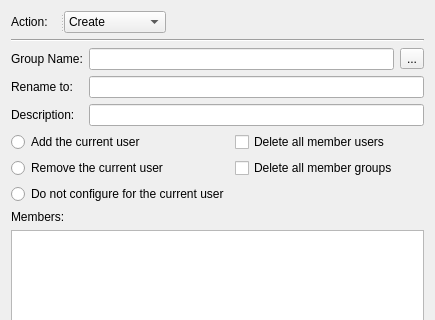
The window that src/apps/mvvm-folders/local_user_and_group/localgroup.ui (august-alt/policy-preferences-editor-prototype) describes before a commit, drawn with Qt 5; both pictures show x 0 to 435 and y 0 to 320 of the 435 by 504 pixel window.
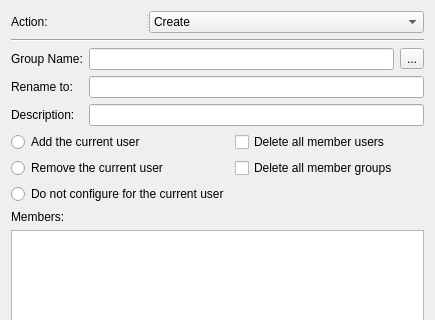
The same window after the commit.

Commit message: chore: refactor local user and groups widgets

The edit to the form file:
```diff
--- a/src/apps/mvvm-folders/local_user_and_group/localgroup.ui
+++ b/src/apps/mvvm-folders/local_user_and_group/localgroup.ui
@@ -14,46 +14,6 @@
    <string>Form</string>
   </property>
   <layout class="QGridLayout" name="gridLayout">
-   <item row="0" column="0">
-    <widget class="QSplitter" name="splitter_2">
-     <property name="orientation">
-      <enum>Qt::Horizontal</enum>
-     </property>
-     <widget class="QLabel" name="actionLabel">
-      <property name="text">
-       <string>Action:</string>
-      </property>
-      <property name="buddy">
-       <cstring>actionComboBox</cstring>
-      </property>
-     </widget>
-     <widget class="QComboBox" name="actionComboBox">
-      <property name="currentText">
-       <string>Create</string>
-      </property>
-      <item>
-       <property name="text">
-        <string>Create</string>
-       </property>
-      </item>
-      <item>
-       <property name="text">
-        <string>Replace</string>
-       </property>
-      </item>
-      <item>
-       <property name="text">
-        <string>Update</string>
-       </property>
-      </item>
-      <item>
-       <property name="text">
-        <string>Delete</string>
-       </property>
-      </item>
-     </widget>
-    </widget>
-   </item>
    <item row="1" column="0" colspan="2">
     <widget class="Line" name="line">
      <property name="orientation">
@@ -202,7 +162,47 @@
      </item>
     </layout>
    </item>
-   <item row="5" column="1">
+   <item row="0" column="0" colspan="2">
+    <widget class="QSplitter" name="splitter_2">
+     <property name="orientation">
+      <enum>Qt::Horizontal</enum>
+     </property>
+     <widget class="QLabel" name="actionLabel">
+      <property name="text">
+       <string>Action:</string>
+      </property>
+      <property name="buddy">
+       <cstring>actionComboBox</cstring>
+      </property>
+     </widget>
+     <widget class="QComboBox" name="actionComboBox">
+      <property name="currentText">
+       <string>Create</string>
+      </property>
+      <item>
+       <property name="text">
+        <string>Create</string>
+       </property>
+      </item>
+      <item>
+       <property name="text">
+        <string>Replace</string>
+       </property>
+      </item>
+      <item>
+       <property name="text">
+        <string>Update</string>
+       </property>
+      </item>
+      <item>
+       <property name="text">
+        <string>Delete</string>
+       </property>
+      </item>
+     </widget>
+    </widget>
+   </item>
+   <item row="5" column="0" colspan="2">
     <spacer name="verticalSpacer">
      <property name="orientation">
       <enum>Qt::Vertical</enum>
```
Left out of the diff: 32 changed lines with no effect on the pictures. The commit also changes 1 other file.
